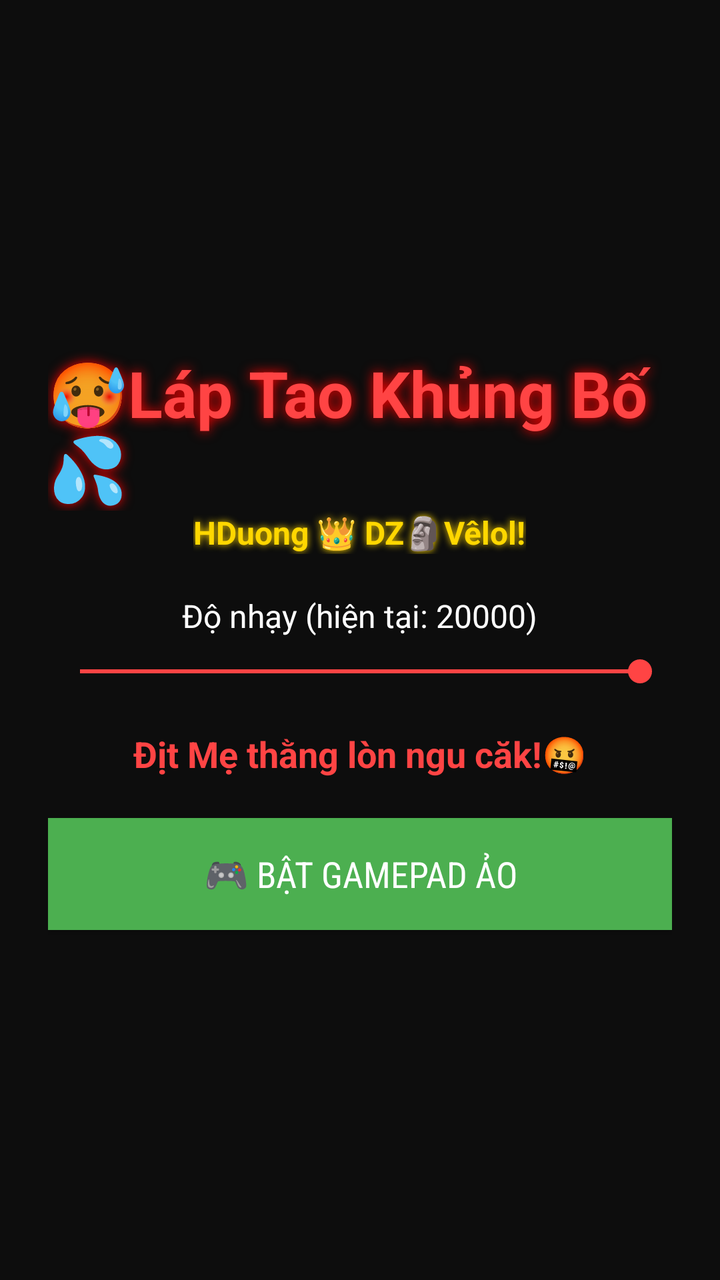
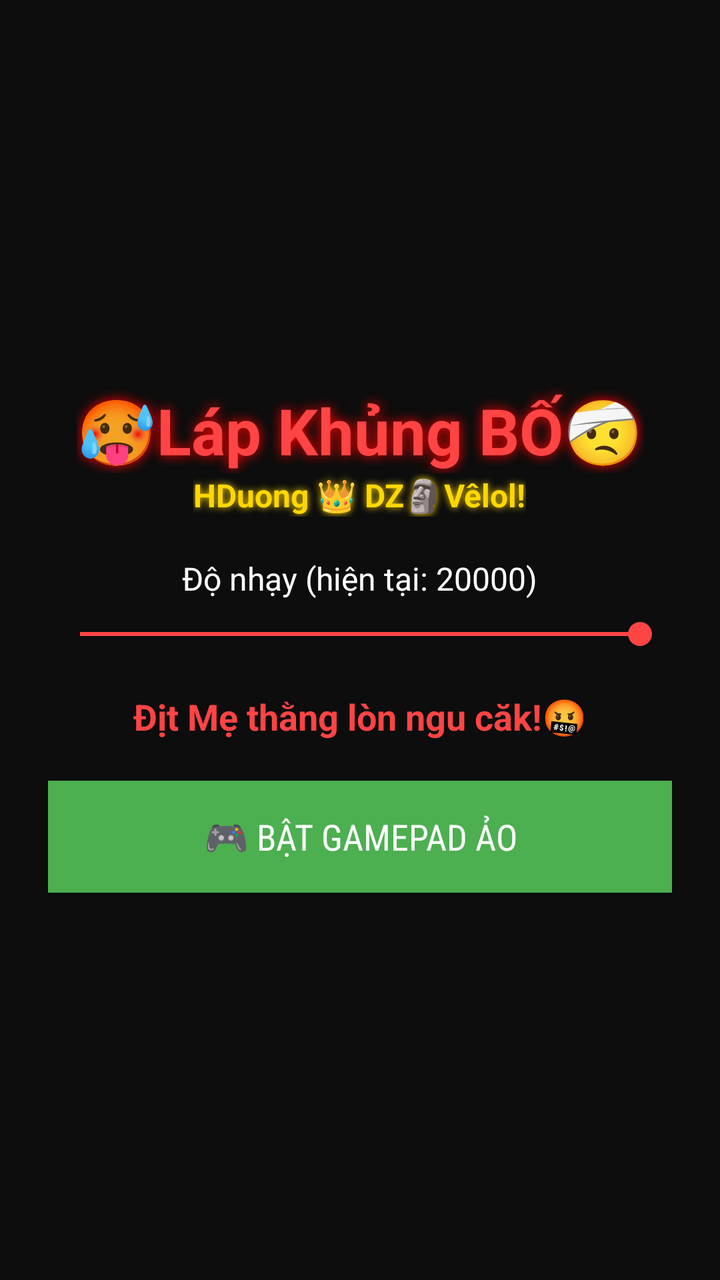

An Android layout rendered at two revisions. The XML below is the earlier revision; the diff shows what the commit changed to produce the second picture.
<!-- AndroidManifest.xml: application theme Theme.AppCompat.NoActionBar -->
<!-- res/layout/activity_main.xml -->
<?xml version="1.0" encoding="utf-8"?>
<LinearLayout xmlns:android="http://schemas.android.com/apk/res/android"
    android:layout_width="match_parent"
    android:layout_height="match_parent"
    android:orientation="vertical"
    android:gravity="center"
    android:background="#0D0D0D"
    android:padding="24dp">

    <TextView
        android:layout_width="wrap_content"
        android:layout_height="wrap_content"
        android:text="🥵Láp Tao Khủng Bố 💦"
        android:textColor="#FF4444"
        android:textSize="32sp"
        android:textStyle="bold"
        android:shadowColor="#FF0000"
        android:shadowDx="0"
        android:shadowDy="0"
        android:shadowRadius="15" />

    <TextView
        android:layout_width="wrap_content"
        android:layout_height="wrap_content"
        android:text="HDuong 👑 DZ🗿Vêlol!"
        android:textColor="#FFD700"
        android:textSize="16sp"
        android:textStyle="bold"
        android:layout_marginBottom="20dp"
        android:shadowColor="#FFD700"
        android:shadowDx="0"
        android:shadowDy="0"
        android:shadowRadius="8" />

    <TextView
        android:id="@+id/tvSensitivityLabel"
        android:layout_width="wrap_content"
        android:layout_height="wrap_content"
        android:text="Độ nhạy (hiện tại: 20000)"
        android:textColor="#FFFFFF"
        android:textSize="16sp"
        android:layout_marginBottom="8dp" />

    <SeekBar
        android:id="@+id/sensitivitySeekBar"
        android:layout_width="match_parent"
        android:layout_height="wrap_content"
        android:max="20000"
        android:progress="20000"
        android:layout_marginBottom="20dp" />

    <TextView
        android:layout_width="wrap_content"
        android:layout_height="wrap_content"
        android:text="Địt Mẹ thằng lòn ngu căk!🤬"
        android:textColor="#FF4444"
        android:textSize="18sp"
        android:textStyle="bold"
        android:layout_marginBottom="20dp" />

    <Button
        android:id="@+id/btnActivate"
        android:layout_width="match_parent"
        android:layout_height="56dp"
        android:text="🎮 BẬT GAMEPAD ẢO"
        android:textSize="18sp"
        android:textColor="#FFFFFF"
        android:background="#4CAF50"
        android:fontFamily="sans-serif-condensed" />

</LinearLayout>
<!-- resources referenced by this layout -->
<resources>
  <style name="Theme.AppCompat.NoActionBar" parent="Theme.AppCompat.Light.NoActionBar">
          <item name="colorPrimary">@color/colorPrimary</item>
          <item name="colorPrimaryDark">@color/colorPrimaryDark</item>
          <item name="colorAccent">@color/colorAccent</item>
      </style>
  <color name="colorPrimary">#FF4444</color>
  <color name="colorPrimaryDark">#880000</color>
  <color name="colorAccent">#FF4444</color>
</resources>

<!-- the commit's change to res/layout/activity_main.xml (unified diff, before → after) -->
@@ -10,7 +10,7 @@
     <TextView
         android:layout_width="wrap_content"
         android:layout_height="wrap_content"
-        android:text="🥵Láp Tao Khủng Bố 💦"
+        android:text="🥵Láp Khủng BỐ🤕"
         android:textColor="#FF4444"
         android:textSize="32sp"
         android:textStyle="bold"
